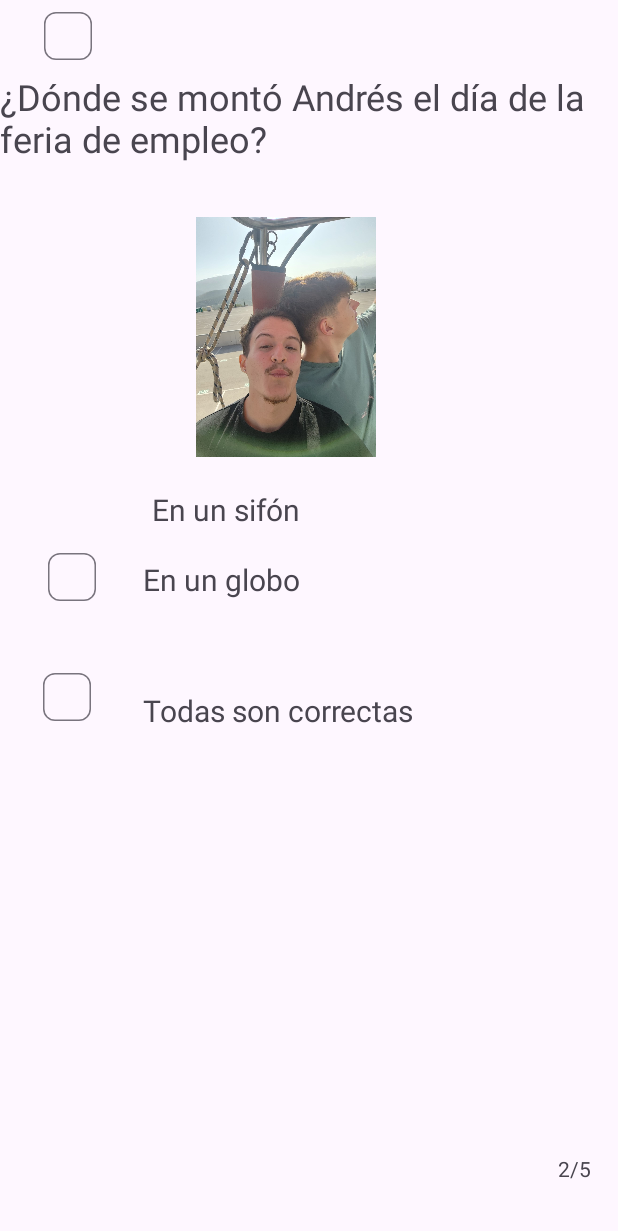
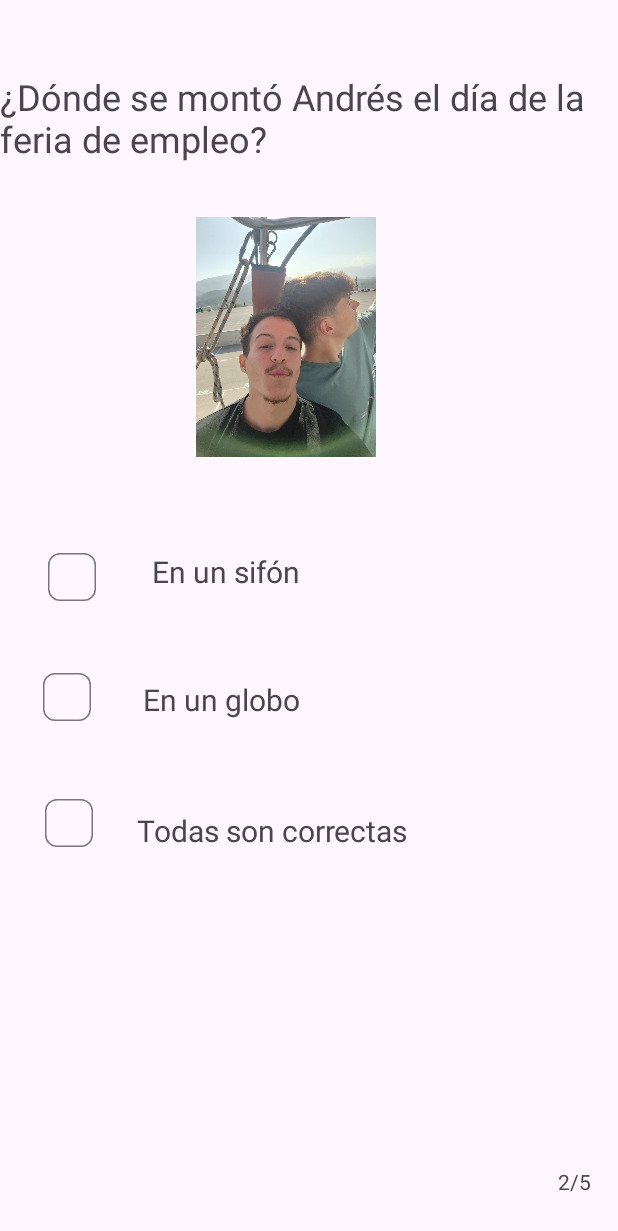
Before and after one commit to pnietohurtado/InverbeQuiz, an Android app: the SegundaActivity screen opened directly, with no data from a screen before it, on a phone screen of 412 x 824 dp. Shown: the top 1231 px of the screen. Run offline under Robolectric (Android 15) with nearby library versions, the phone set to English and light mode, and no system bars.

Commit message:
Final TERMINADO

```diff
--- a/app/src/main/java/com/example/inverbequiz/FinalActivity.java
+++ b/app/src/main/java/com/example/inverbequiz/FinalActivity.java
@@ -63,7 +63,11 @@ public class FinalActivity extends AppCompatActivity {
 
         lista = db.obtenerTop3();
 
-        top.setText(lista.toString());
+        String top1 = lista.get(0);
+        String top2 = lista.get(1);
+        String top3 = lista.get(2);
+
+        top.setText(" Top 1: " + top1 + "\n" + " Top 2: " + top2 + "\n" + " Top 3: " + top3);
 
     }
 }
--- a/app/src/main/java/com/example/inverbequiz/MainActivity.java
+++ b/app/src/main/java/com/example/inverbequiz/MainActivity.java
@@ -35,13 +35,15 @@ public class MainActivity extends AppCompatActivity {
         nombre = findViewById(R.id.Name);
         iniciar = findViewById(R.id.Iniciar);
 
+        String nick = String.valueOf(nombre.getText());
+
         this.contador = 0;
 
         iniciar.setOnClickListener(new View.OnClickListener() {
             @Override
             public void onClick(View v) {
                 Intent intent  = new Intent(MainActivity.this, PrimeraActivity.class);
-                intent.putExtra("nombre", nombre.getText());
+                intent.putExtra("nombre", nick);
                 intent.putExtra("contador", contador);
                 startActivity(intent);
             }
--- a/app/src/main/java/com/example/inverbequiz/MiDBHelper.java
+++ b/app/src/main/java/com/example/inverbequiz/MiDBHelper.java
@@ -44,7 +44,7 @@ public class MiDBHelper extends SQLiteOpenHelper {
         ArrayList<String> lista = new ArrayList<>();
         SQLiteDatabase db = this.getReadableDatabase();
 
-        Cursor cursor = db.rawQuery("SELECT id, nombre, score FROM ranking ORDER BY score DESC LIMIT 3", null);
+        Cursor cursor = db.rawQuery("SELECT nombre FROM ranking ORDER BY score DESC LIMIT 3", null);
 
         if (cursor.moveToFirst()) {
             do {
--- a/app/src/main/java/com/example/inverbequiz/PrimeraActivity.java
+++ b/app/src/main/java/com/example/inverbequiz/PrimeraActivity.java
@@ -49,6 +49,8 @@ public class PrimeraActivity extends AppCompatActivity {
 
         Intent intent = getIntent();
 
+
+
         contador = intent.getIntExtra("contador", 0);
         nombre = intent.getStringExtra("nombre");
 
--- a/app/src/main/res/layout/activity_final.xml
+++ b/app/src/main/res/layout/activity_final.xml
@@ -34,6 +34,7 @@
         android:layout_height="wrap_content"
         android:layout_marginTop="76dp"
         android:text="TextView"
+        android:textSize="20sp"
         app:layout_constraintEnd_toEndOf="parent"
         app:layout_constraintHorizontal_bias="0.467"
         app:layout_constraintStart_toStartOf="parent"
@@ -45,6 +46,7 @@
         android:layout_height="wrap_content"
         android:layout_marginTop="32dp"
         android:text="TextView"
+        android:textSize="20sp"
         app:layout_constraintEnd_toEndOf="parent"
         app:layout_constraintHorizontal_bias="0.467"
         app:layout_constraintStart_toStartOf="parent"
@@ -56,6 +58,7 @@
         android:layout_height="wrap_content"
         android:layout_marginTop="40dp"
         android:text="@string/top"
+        android:textSize="20sp"
         app:layout_constraintEnd_toEndOf="parent"
         app:layout_constraintHorizontal_bias="0.468"
         app:layout_constraintStart_toStartOf="parent"
@@ -66,6 +69,7 @@
         android:layout_width="wrap_content"
         android:layout_height="wrap_content"
         android:text="TextView"
+        android:textSize="20sp"
         app:layout_constraintBottom_toBottomOf="parent"
         app:layout_constraintEnd_toEndOf="parent"
         app:layout_constraintHorizontal_bias="0.467"
--- a/app/src/main/res/layout/activity_primera.xml
+++ b/app/src/main/res/layout/activity_primera.xml
@@ -78,7 +78,7 @@
         android:id="@+id/textView3"
         android:layout_width="wrap_content"
         android:layout_height="wrap_content"
-        android:layout_marginTop="44dp"
+        android:layout_marginTop="56dp"
         android:layout_marginEnd="120dp"
         android:text="@string/Respuesta_Uno_Dos"
         android:textSize="20sp"
@@ -91,11 +91,11 @@
         android:id="@+id/textView4"
         android:layout_width="wrap_content"
         android:layout_height="wrap_content"
-        android:layout_marginTop="64dp"
+        android:layout_marginTop="56dp"
         android:text="@string/Respuesta_Uno_Tres"
         android:textSize="20sp"
         app:layout_constraintEnd_toEndOf="parent"
-        app:layout_constraintHorizontal_bias="0.186"
+        app:layout_constraintHorizontal_bias="0.178"
         app:layout_constraintStart_toEndOf="@+id/r3"
         app:layout_constraintTop_toBottomOf="@+id/textView3" />
 
--- a/app/src/main/res/layout/activity_segunda.xml
+++ b/app/src/main/res/layout/activity_segunda.xml
@@ -35,20 +35,22 @@
         android:layout_width="wrap_content"
         android:layout_height="wrap_content"
         android:layout_marginTop="60dp"
-        android:layout_marginEnd="136dp"
+        android:layout_marginEnd="140dp"
         android:text="@string/Respuesta_Dos_Tres"
         android:textSize="20sp"
+        app:layout_constraintBottom_toBottomOf="parent"
         app:layout_constraintEnd_toEndOf="parent"
-        app:layout_constraintTop_toBottomOf="@+id/textView8" />
+        app:layout_constraintTop_toBottomOf="@+id/textView8"
+        app:layout_constraintVertical_bias="0.0" />
 
     <com.google.android.material.chip.Chip
         android:id="@+id/r3"
         android:layout_width="wrap_content"
         android:layout_height="wrap_content"
+        android:layout_marginTop="36dp"
         app:layout_constraintEnd_toStartOf="@+id/textView7"
-        app:layout_constraintHorizontal_bias="0.454"
         app:layout_constraintStart_toStartOf="parent"
-        tools:layout_editor_absoluteY="531dp" />
+        app:layout_constraintTop_toBottomOf="@+id/r2" />
 
     <com.google.android.material.chip.Chip
         android:id="@+id/r2"
```
